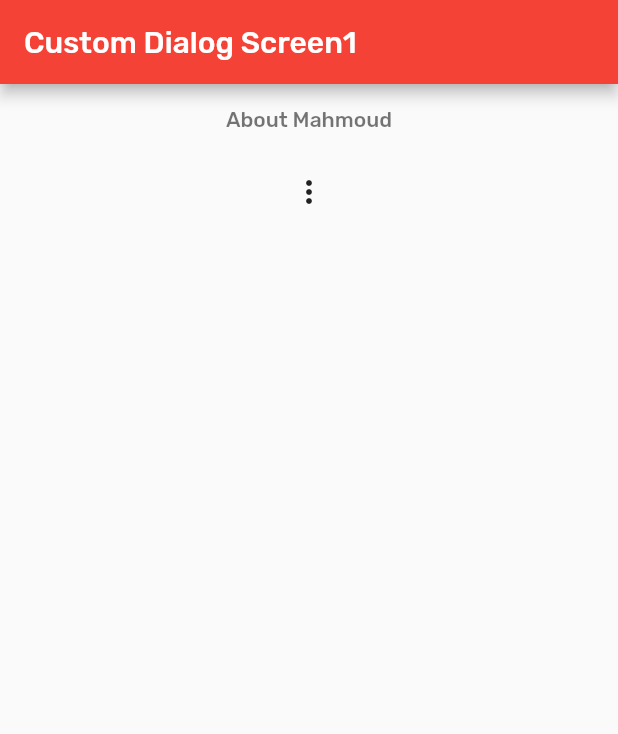
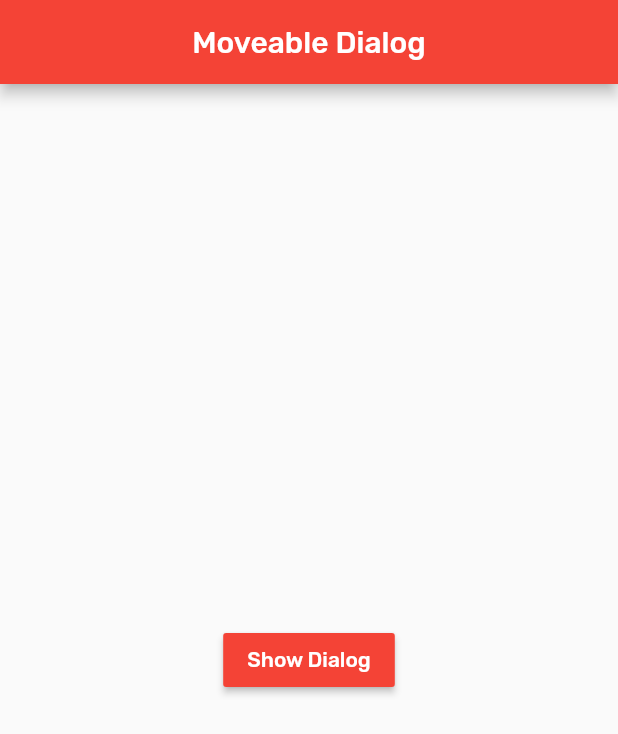
Before and after one commit to mazab99/flutter_ui_screens, a Flutter app: the screen it shows after launch, on a phone screen of 412 x 824 dp. Shown: the top 734 px of the screen. Run offline on Flutter 3.47's test engine with Material 2 defaults, Android fonts, the phone set to English and light mode, and no system bars; our stand-ins replace carousel_slider, flutter_riverpod, google_fonts, phosphor_flutter, rxdart, sensors_plus and 1 more; missing offline and left inert: image_sequence_animator; project files that could hold a hidden picture were left out.

Commit message:
add moveable_dialog.dart

```diff
--- a/lib/main.dart
+++ b/lib/main.dart
@@ -1,5 +1,6 @@
 import 'package:flutter/material.dart';
 import 'package:flutter/services.dart';
+import 'package:flutter_ui_screens/screens/floating%20dialog/moveable_dialog_example.dart';
 import 'package:flutter_ui_screens/screens/info%20dialog/custom_dialog_example.dart';
 import 'package:google_fonts/google_fonts.dart';
 
@@ -26,7 +27,7 @@ class MyApp extends StatelessWidget {
         primarySwatch: Colors.blue,
         textTheme: GoogleFonts.rubikTextTheme(Theme.of(context).textTheme),
       ),
-      home: const CustomDialogExample(),
+      home:  const MoveableDialogScreen(),
     );
   }
 }
--- /dev/null
+++ b/lib/screens/floating dialog/moveable_dialog_example.dart
@@ -0,0 +1,63 @@
+import 'package:flutter/material.dart';
+
+import 'moveable_dialog.dart';
+
+class MoveableDialogScreen extends StatelessWidget {
+  const MoveableDialogScreen({
+    Key? key,
+  }) : super(key: key);
+
+  @override
+  Widget build(BuildContext context) {
+    return Scaffold(
+      appBar: AppBar(
+        centerTitle: true,
+        title: const Text('Moveable Dialog'),
+        backgroundColor: Colors.red,
+      ),
+      body: Stack(
+        children: [
+          Center(
+            child: Row(
+              mainAxisAlignment: MainAxisAlignment.center,
+              children: [
+                MaterialButton(
+                  onPressed: () {
+                    showDialog(
+                      context: context,
+                      builder: (context) {
+                        return MoveableDialog(
+                          onClose: () {
+                            Navigator.of(context).pop();
+                          },
+                          child: const SizedBox(
+                            height: 200,
+                            width: 300,
+                            child: Align(
+                              alignment: Alignment.center,
+                              child: Text(
+                                'Mahmoud Azab',
+                                style: TextStyle(
+                                  color: Colors.red,
+                                ),
+                              ),
+                            ),
+                          ),
+                        );
+                      },
+                    );
+                  },
+                  color: Colors.red,
+                  child: const Text(
+                    'Show Dialog',
+                    style: TextStyle(color: Colors.white),
+                  ),
+                ),
+              ],
+            ),
+          ),
+        ],
+      ),
+    );
+  }
+}
```
Also changed, not shown: lib/screens/floating dialog/moveable_dialog.dart (added, +145 -0 lines).
